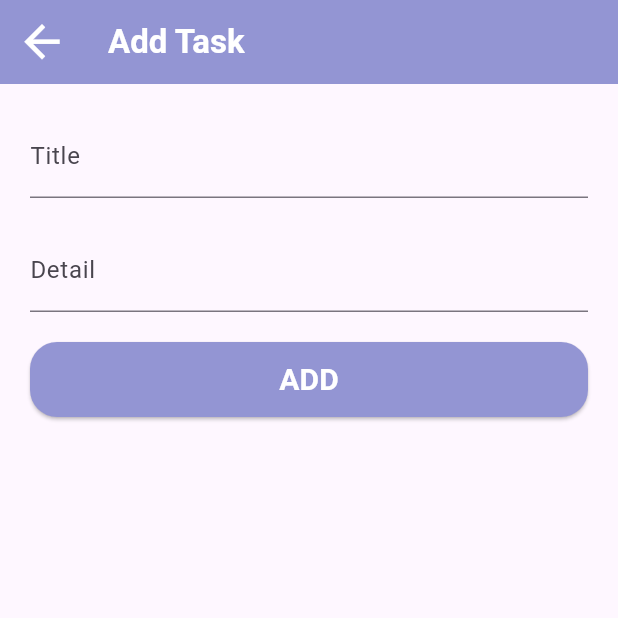
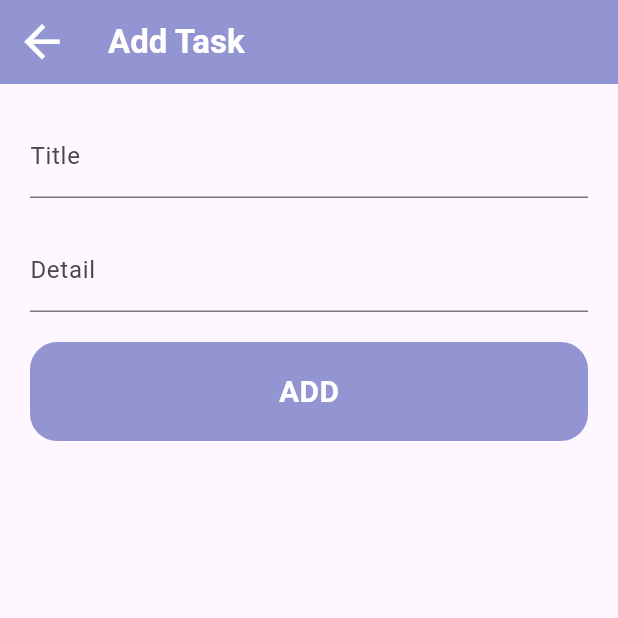
Before and after one commit to quiest2000/todo-app, a Flutter app: the TaskDetailPage screen opened directly, on a phone screen of 412 x 824 dp, the top half of it. Run offline on Flutter 3.47's test engine with Material 3 defaults, Android fonts, the phone set to English and light mode, and no system bars; our stand-ins replace flutter_svg.

Commit message:
init data task detail

```diff
--- a/lib/task_detail_page.dart
+++ b/lib/task_detail_page.dart
@@ -47,32 +47,35 @@ class _TaskDetailPageState extends State<TaskDetailPage> {
           mainAxisAlignment: MainAxisAlignment.start,
           crossAxisAlignment: CrossAxisAlignment.stretch,
           children: [
-            const TextField(
-              decoration: InputDecoration(
+            TextField(
+              controller: TextEditingController(text: item?.title ?? ''),
+              decoration: const InputDecoration(
                 labelText: 'Title',
                 border: UnderlineInputBorder(),
               ),
             ),
             const SizedBox(height: 20), // Add this line
-            const TextField(
-              decoration: InputDecoration(
+            TextField(
+              controller: TextEditingController(text: item?.subTitle ?? ''),
+              decoration: const InputDecoration(
                 labelText: 'Detail',
                 border: UnderlineInputBorder(),
               ),
             ),
             const SizedBox(height: 20),
-            ElevatedButton(
+            IconButton(
               onPressed: () => print('ADD clicked'),
               style: ButtonStyle(
                 backgroundColor: MaterialStateColor.resolveWith(
-                    (states) => Theme.of(context).colorScheme.primary),
+                  (states) => Theme.of(context).colorScheme.primary,
+                ),
                 shape: MaterialStateProperty.all<RoundedRectangleBorder>(
                   RoundedRectangleBorder(
                     borderRadius: BorderRadius.circular(18.0),
                   ),
                 ),
               ),
-              child: const Text(
+              icon: const Text(
                 'ADD',
                 style: TextStyle(
                   height: 2.5,
```
Also changed, not shown: lib/main.dart (+19 -6 lines).
